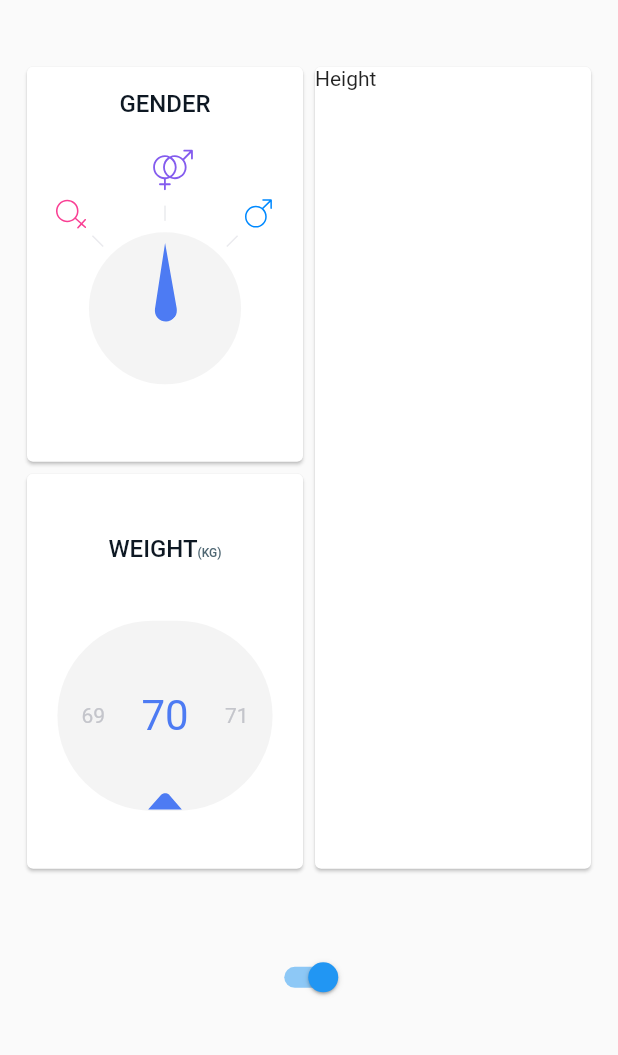
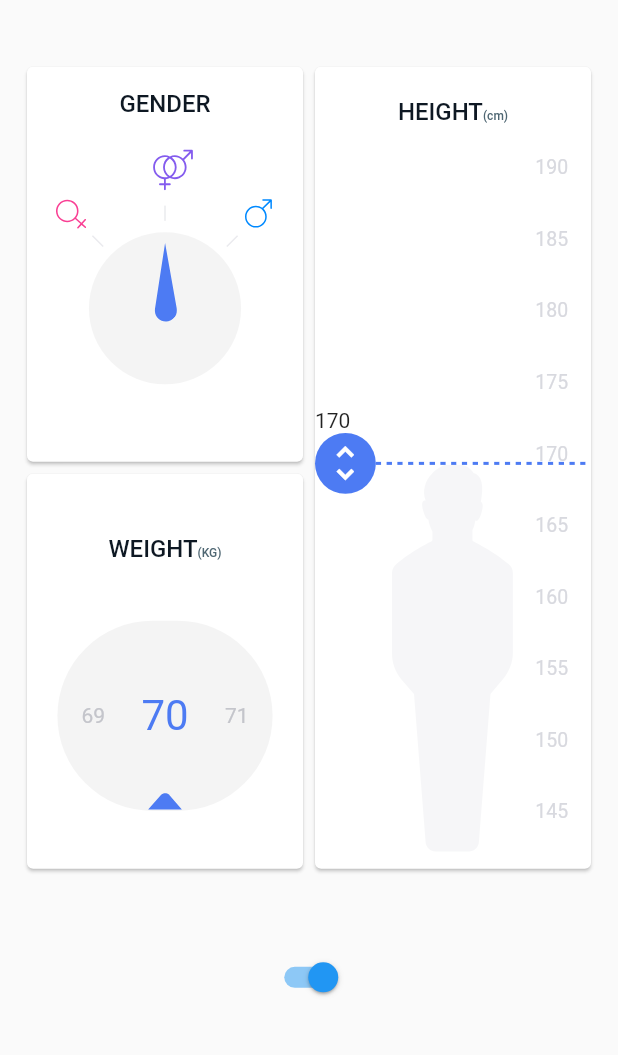
Before and after one commit to MarcinusX/bmi_calculator, a Flutter app: the screen it shows after launch, on a phone screen of 412 x 824 dp, the part 156-1211 px from its top. Run offline on Flutter 3.47's test engine with Material 2 defaults, Android fonts, the phone set to English and light mode, and no system bars; our stand-ins replace flutter_svg.

Commit message:
Initial implementation of height card

```diff
--- /dev/null
+++ b/lib/height_card.dart
@@ -0,0 +1,176 @@
+import 'package:bmi_calculator/card_title.dart';
+import 'package:bmi_calculator/widget_utils.dart';
+import 'package:flutter/material.dart';
+import 'package:flutter_svg/flutter_svg.dart';
+
+class HeightCard extends StatefulWidget {
+  @override
+  HeightCardState createState() => HeightCardState();
+}
+
+class HeightCardState extends State<HeightCard> {
+  int height = 170;
+
+  @override
+  Widget build(BuildContext context) {
+    return Card(
+      child: Padding(
+        padding: EdgeInsets.only(top: screenAwareSize(16.0, context)),
+        child: Column(
+          crossAxisAlignment: CrossAxisAlignment.center,
+          children: <Widget>[
+            CardTitle(
+              "HEIGHT",
+              subtitle: "(cm)",
+            ),
+            Expanded(
+              child: Padding(
+                padding: EdgeInsets.only(bottom: screenAwareSize(8.0, context)),
+                child: LayoutBuilder(builder: (context, constraints) {
+                  return HeightPicker(
+                    widgetHeight: constraints.maxHeight,
+                    height: height,
+                    onChange: (val) => setState(() => height = val),
+                  );
+                }),
+              ),
+            ),
+          ],
+        ),
+      ),
+    );
+  }
+}
+
+class HeightPicker extends StatelessWidget {
+  final double widgetHeight;
+  final int height;
+  final ValueChanged<int> onChange;
+
+  static final double circleSize = 32.0;
+  static final double bottomMargin = circleSize / 2;
+  static final double topMargin = 16.0;
+  static final double fontSize = 13.0;
+  static final int totalUnits = 190 - 145;
+
+  const HeightPicker({Key key, this.widgetHeight, this.height, this.onChange})
+      : super(key: key);
+
+  @override
+  Widget build(BuildContext context) {
+    double sliderPosition = _sliderPosition(context);
+    double personImageHeight =
+        sliderPosition + screenAwareSize(circleSize / 2, context);
+    return Stack(
+      children: <Widget>[
+        Align(
+          alignment: Alignment.bottomCenter,
+          child: SvgPicture.asset(
+            "images/person.svg",
+            height: personImageHeight,
+            width: personImageHeight / 3,
+          ),
+        ),
+        Align(
+          alignment: Alignment.centerRight,
+          child: _drawLabels(context),
+        ),
+        Positioned(
+          child: _drawSlider(),
+          left: 0.0,
+          right: 0.0,
+          bottom: _sliderPosition(context),
+        )
+      ],
+    );
+  }
+
+  double _sliderPosition(BuildContext context) {
+    double drawingHeight = widgetHeight -
+        screenAwareSize(bottomMargin + topMargin, context) -
+        fontSize;
+    double heightPerUnit = drawingHeight / totalUnits;
+    return heightPerUnit * (height - 145);
+  }
+
+  Widget _drawLabels(BuildContext context) {
+    return Padding(
+      padding: EdgeInsets.only(
+        right: screenAwareSize(12.0, context),
+        bottom: screenAwareSize(bottomMargin, context),
+        top: screenAwareSize(topMargin, context),
+      ),
+      child: Column(
+        children: List.generate(
+          10,
+          (idx) {
+            return Text(
+              "${190 - 5 * idx}",
+              style: TextStyle(
+                color: Color.fromRGBO(216, 217, 223, 1.0),
+                fontSize: fontSize,
+              ),
+            );
+          },
+        ),
+        mainAxisSize: MainAxisSize.max,
+        mainAxisAlignment: MainAxisAlignment.spaceBetween,
+      ),
+    );
+  }
+
+  Widget _drawSlider() {
+    return Column(
+      crossAxisAlignment: CrossAxisAlignment.start,
+      children: <Widget>[
+        Text("$height"),
+        Row(
+          children: <Widget>[
+            SliderCircle(),
+            Expanded(child: SliderLine()),
+          ],
+        ),
+      ],
+    );
+  }
+}
+
+class SliderLine extends StatelessWidget {
+  @override
+  Widget build(BuildContext context) {
+    return Row(
+      mainAxisAlignment: MainAxisAlignment.spaceEvenly,
+      mainAxisSize: MainAxisSize.max,
+      children: List.generate(
+          40,
+          (i) => Expanded(
+                child: Container(
+                  height: 2.0,
+                  decoration: BoxDecoration(
+                      color: i.isEven
+                          ? Color.fromRGBO(77, 123, 243, 1.0)
+                          : Colors.white),
+                ),
+              )),
+    );
+  }
+}
+
+class SliderCircle extends StatelessWidget {
+  @override
+  Widget build(BuildContext context) {
+    return Container(
+      width: screenAwareSize(32.0, context),
+      height: screenAwareSize(32.0, context),
+      decoration: BoxDecoration(
+        color: Color.fromRGBO(77, 123, 243, 1.0),
+        shape: BoxShape.circle,
+      ),
+      child: Icon(
+        Icons.unfold_more,
+        color: Colors.white,
+        size: screenAwareSize(24.0, context),
+      ),
+    );
+  }
+}
--- a/lib/input_page.dart
+++ b/lib/input_page.dart
@@ -1,4 +1,5 @@
 import 'package:bmi_calculator/gender_card.dart';
+import 'package:bmi_calculator/height_card.dart';
 import 'package:bmi_calculator/weight_card.dart';
 import 'package:flutter/material.dart';
 
@@ -50,7 +51,7 @@ class InputPage extends StatelessWidget {
               ],
             ),
           ),
-          Expanded(child: _tempCard("Height"))
+          Expanded(child: HeightCard())
         ],
       ),
     );
```
Also changed, not shown: images/person.svg (added).
